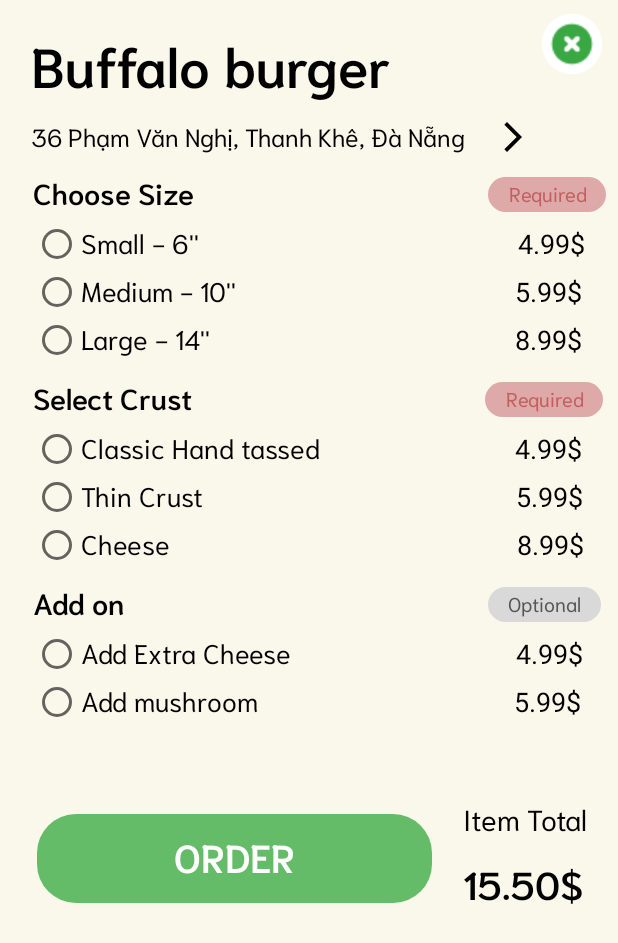
After one commit to baohng/baemax, an Android app: the Payfood screen opened directly, with no data from a screen before it, on a phone screen of 412 x 824 dp. The commit adds this screen. Shown: the top 943 px of the screen. Run offline under Robolectric (Android 15) with nearby library versions, the phone set to English and light mode, and no system bars; our stand-ins replace sdp/ssp sizes.

Commit message:
complete payfood ui activity

```diff
--- a/app/src/main/AndroidManifest.xml
+++ b/app/src/main/AndroidManifest.xml
@@ -14,6 +14,9 @@
         android:theme="@style/Theme.Baemax"
         tools:targetApi="31">
         <activity
+            android:name=".Payfood"
+            android:exported="false" />
+        <activity
             android:name=".MainActivity"
             android:exported="true">
             <intent-filter>
--- /dev/null
+++ b/app/src/main/java/ute/application/baemax/Payfood.java
@@ -0,0 +1,14 @@
+package ute.application.baemax;
+
+import androidx.appcompat.app.AppCompatActivity;
+
+import android.os.Bundle;
+
+public class Payfood extends AppCompatActivity {
+
+    @Override
+    protected void onCreate(Bundle savedInstanceState) {
+        super.onCreate(savedInstanceState);
+        setContentView(R.layout.activity_payfood);
+    }
+}
--- /dev/null
+++ b/app/src/main/res/drawable/bg_optional.xml
@@ -0,0 +1,8 @@
+<?xml version="1.0" encoding="utf-8"?>
+<shape
+    xmlns:android="http://schemas.android.com/apk/res/android"
+    android:shape="rectangle">
+
+    <solid android:color="#D9D9D9"/>
+    <corners android:radius="@dimen/_10sdp"/>
+</shape>
--- /dev/null
+++ b/app/src/main/res/drawable/bg_order_btn.xml
@@ -0,0 +1,8 @@
+<?xml version="1.0" encoding="utf-8"?>
+<shape
+    xmlns:android="http://schemas.android.com/apk/res/android"
+    android:shape="rectangle">
+
+    <solid android:color="#64BB68"/>
+    <corners android:radius="@dimen/_20sdp"/>
+</shape>
--- /dev/null
+++ b/app/src/main/res/drawable/bg_required.xml
@@ -0,0 +1,7 @@
+<?xml version="1.0" encoding="utf-8"?>
+<shape xmlns:android="http://schemas.android.com/apk/res/android"
+    android:shape="rectangle">
+
+    <solid android:color="#DEA9A9"/>
+    <corners android:radius="@dimen/_10sdp"/>
+</shape>
--- /dev/null
+++ b/app/src/main/res/drawable/ic_arrow.xml
@@ -0,0 +1,5 @@
+<vector android:autoMirrored="true" android:height="24dp"
+    android:tint="#000000" android:viewportHeight="24"
+    android:viewportWidth="24" android:width="24dp" xmlns:android="http://schemas.android.com/apk/res/android">
+    <path android:fillColor="@android:color/white" android:pathData="M6.23,20.23l1.77,1.77l10,-10l-10,-10l-1.77,1.77l8.23,8.23z"/>
+</vector>
--- /dev/null
+++ b/app/src/main/res/layout/activity_payfood.xml
@@ -0,0 +1,460 @@
+<?xml version="1.0" encoding="utf-8"?>
+<androidx.constraintlayout.widget.ConstraintLayout xmlns:android="http://schemas.android.com/apk/res/android"
+    xmlns:app="http://schemas.android.com/apk/res-auto"
+    xmlns:tools="http://schemas.android.com/tools"
+    android:layout_width="match_parent"
+    android:layout_height="match_parent"
+    tools:context=".Payfood"
+    android:background="#FAF8EB">
+
+    <ImageView
+        android:id="@+id/iconCancel"
+        android:layout_width="wrap_content"
+        android:layout_height="wrap_content"
+        android:src="@drawable/ic_cancel"
+        app:layout_constraintTop_toTopOf="parent"
+        app:layout_constraintRight_toRightOf="parent"
+        android:layout_marginTop="@dimen/_7sdp"
+        android:layout_marginEnd="@dimen/_8sdp"/>
+
+    <TextView
+        android:id="@+id/textViewItemSelected"
+        android:layout_width="wrap_content"
+        android:layout_height="wrap_content"
+        android:text="Buffalo burger"
+        android:textColor="#000000"
+        android:fontFamily="@font/niramit_semibold"
+        android:textSize="@dimen/_28sdp"
+        app:layout_constraintStart_toStartOf="parent"
+        app:layout_constraintTop_toTopOf="parent"
+        android:layout_marginStart="@dimen/_16sdp"
+        android:layout_marginTop="@dimen/_10sdp"/>
+
+    <LinearLayout
+        android:id="@+id/layoutAddress"
+        android:layout_width="match_parent"
+        android:layout_height="wrap_content"
+        app:layout_constraintTop_toBottomOf="@id/textViewItemSelected"
+        app:layout_constraintStart_toStartOf="parent"
+        android:orientation="horizontal">
+        <TextView
+            android:layout_width="wrap_content"
+            android:layout_height="wrap_content"
+            android:text="36 Phạm Văn Nghị, Thanh Khê, Đà Nẵng"
+            app:layout_constraintStart_toStartOf="parent"
+            app:layout_constraintTop_toBottomOf="parent"
+            android:textColor="@color/black"
+            android:textSize="@dimen/_13sdp"
+            android:fontFamily="@font/niramit_regular"
+            android:layout_marginStart="@dimen/_16sdp"/>
+        <ImageView
+            android:layout_width="wrap_content"
+            android:layout_height="wrap_content"
+            android:src="@drawable/ic_arrow"
+            android:layout_gravity="center"
+            android:layout_marginStart="@dimen/_15sdp"
+            />
+    </LinearLayout>
+
+
+    <LinearLayout
+        android:id="@+id/layoutPayfoodFeatures1"
+        android:layout_width="match_parent"
+        android:layout_height="wrap_content"
+        android:gravity="center_vertical"
+        android:orientation="vertical"
+        app:layout_constraintTop_toBottomOf="@+id/layoutAddress"
+        app:layout_constraintStart_toStartOf="parent"
+        android:layout_marginTop="@dimen/_5sdp"
+        android:layout_marginStart="@dimen/_5sdp"
+        android:layout_marginEnd="@dimen/_5sdp">
+
+        <LinearLayout
+            android:id="@+id/layoutOption1"
+            android:layout_width="match_parent"
+            android:layout_height="wrap_content"
+            android:orientation="horizontal"
+            android:gravity="center_vertical"
+            android:layout_marginStart="@dimen/_12sdp">
+
+            <TextView
+                android:layout_width="wrap_content"
+                android:layout_height="wrap_content"
+                android:text="Choose Size"
+                android:textColor="@color/black"
+                android:fontFamily="@font/niramit_semibold"
+                android:textSize="@dimen/_15sdp"
+                />
+
+            <TextView
+                android:layout_width="wrap_content"
+                android:layout_height="wrap_content"
+                android:text="Required"
+                android:background="@drawable/bg_required"
+                android:paddingStart="@dimen/_10sdp"
+                android:paddingEnd="@dimen/_10sdp"
+                android:textAlignment="center"
+                android:gravity="center"
+                android:textSize="@dimen/_10sdp"
+                android:fontFamily="@font/niramit_regular"
+                android:layout_marginStart="@dimen/_150sdp"
+                android:textColor="#C35E5E"/>
+
+        </LinearLayout>
+
+        <LinearLayout
+            android:layout_width="match_parent"
+            android:layout_height="wrap_content"
+            android:orientation="horizontal"
+            android:gravity="center_vertical"
+            android:layout_marginStart="@dimen/_12sdp">
+
+            <RadioButton
+                android:layout_width="wrap_content"
+                android:layout_height="wrap_content"
+                android:text="Small - 6'' "
+                android:textSize="@dimen/_14sdp"
+                android:fontFamily="@font/niramit_regular"
+                />
+
+            <TextView
+                android:layout_width="wrap_content"
+                android:layout_height="wrap_content"
+                android:text="4.99$"
+                android:textSize="@dimen/_14sdp"
+                android:textColor="@color/black"
+                android:layout_marginStart="@dimen/_160sdp"
+                />
+        </LinearLayout>
+
+        <LinearLayout
+            android:layout_width="match_parent"
+            android:layout_height="wrap_content"
+            android:orientation="horizontal"
+            android:gravity="center_vertical"
+            android:layout_marginStart="@dimen/_12sdp">
+
+            <RadioButton
+                android:layout_width="wrap_content"
+                android:layout_height="wrap_content"
+                android:text="Medium - 10'' "
+                android:textSize="@dimen/_14sdp"
+                android:fontFamily="@font/niramit_regular"
+                />
+
+            <TextView
+                android:layout_width="wrap_content"
+                android:layout_height="wrap_content"
+                android:text="5.99$"
+                android:textSize="@dimen/_14sdp"
+                android:textColor="@color/black"
+                android:layout_marginStart="@dimen/_139sdp"
+                />
+        </LinearLayout>
+
+        <LinearLayout
+            android:layout_width="match_parent"
+            android:layout_height="wrap_content"
+            android:orientation="horizontal"
+            android:gravity="center_vertical"
+            android:layout_marginStart="@dimen/_12sdp">
+
+            <RadioButton
+                android:layout_width="wrap_content"
+                android:layout_height="wrap_content"
+                android:text="Large - 14'' "
+                android:textSize="@dimen/_14sdp"
+                android:fontFamily="@font/niramit_regular"
+                />
+
+            <TextView
+                android:layout_width="wrap_content"
+                android:layout_height="wrap_content"
+                android:text="8.99$"
+                android:textSize="@dimen/_14sdp"
+                android:textColor="@color/black"
+                android:layout_marginStart="@dimen/_153sdp"
+                />
+        </LinearLayout>
+
+
+    </LinearLayout>
+    <LinearLayout
+        android:id="@+id/layoutPayfoodFeatures2"
+        android:layout_width="match_parent"
+        android:layout_height="wrap_content"
+        android:gravity="center_vertical"
+        android:orientation="vertical"
+        app:layout_constraintTop_toBottomOf="@+id/layoutPayfoodFeatures1"
+        app:layout_constraintStart_toStartOf="parent"
+        android:layout_marginTop="@dimen/_5sdp"
+        android:layout_marginStart="@dimen/_5sdp"
+        android:layout_marginEnd="@dimen/_5sdp">
+
+        <LinearLayout
+            android:id="@+id/layoutOption"
+            android:layout_width="match_parent"
+            android:layout_height="wrap_content"
+            android:orientation="horizontal"
+            android:gravity="center_vertical"
+            android:layout_marginStart="@dimen/_12sdp">
+
+            <TextView
+                android:layout_width="wrap_content"
+                android:layout_height="wrap_content"
+                android:text="Select Crust"
+                android:textColor="@color/black"
+                android:fontFamily="@font/niramit_semibold"
+                android:textSize="@dimen/_15sdp"
+                />
+
+            <TextView
+                android:layout_width="wrap_content"
+                android:layout_height="wrap_content"
+                android:text="Required"
+                android:background="@drawable/bg_required"
+                android:paddingStart="@dimen/_10sdp"
+                android:paddingEnd="@dimen/_10sdp"
+                android:textAlignment="center"
+                android:gravity="center"
+                android:textSize="@dimen/_10sdp"
+                android:fontFamily="@font/niramit_regular"
+                android:layout_marginStart="@dimen/_150sdp"
+                android:textColor="#C35E5E"/>
+
+        </LinearLayout>
+
+        <LinearLayout
+            android:layout_width="match_parent"
+            android:layout_height="wrap_content"
+            android:orientation="horizontal"
+            android:gravity="center_vertical"
+            android:layout_marginStart="@dimen/_12sdp">
+
+            <RadioButton
+                android:layout_width="wrap_content"
+                android:layout_height="wrap_content"
+                android:text="Classic Hand tassed"
+                android:textSize="@dimen/_14sdp"
+                android:fontFamily="@font/niramit_regular"
+                />
+
+            <TextView
+                android:layout_width="wrap_content"
+                android:layout_height="wrap_content"
+                android:text="4.99$"
+                android:textSize="@dimen/_14sdp"
+                android:textColor="@color/black"
+                android:layout_marginStart="@dimen/_100sdp"
+                />
+        </LinearLayout>
+
+        <LinearLayout
+            android:layout_width="match_parent"
+            android:layout_height="wrap_content"
+            android:orientation="horizontal"
+            android:gravity="center_vertical"
+            android:layout_marginStart="@dimen/_12sdp">
+
+            <RadioButton
+                android:layout_width="wrap_content"
+                android:layout_height="wrap_content"
+                android:text="Thin Crust"
+                android:textSize="@dimen/_14sdp"
+                android:fontFamily="@font/niramit_regular"
+                />
+
+            <TextView
+                android:layout_width="wrap_content"
+                android:layout_height="wrap_content"
+                android:text="5.99$"
+                android:textSize="@dimen/_14sdp"
+                android:textColor="@color/black"
+                android:layout_marginStart="@dimen/_160sdp"
+                />
+        </LinearLayout>
+
+        <LinearLayout
+            android:layout_width="match_parent"
+            android:layout_height="wrap_content"
+            android:orientation="horizontal"
+            android:gravity="center_vertical"
+            android:layout_marginStart="@dimen/_12sdp">
+
+            <RadioButton
+                android:layout_width="wrap_content"
+                android:layout_height="wrap_content"
+                android:text="Cheese"
+                android:textSize="@dimen/_14sdp"
+                android:fontFamily="@font/niramit_regular"
+                />
+
+            <TextView
+                android:layout_width="wrap_content"
+                android:layout_height="wrap_content"
+                android:text="8.99$"
+                android:textSize="@dimen/_14sdp"
+                android:textColor="@color/black"
+                android:layout_marginStart="@dimen/_178sdp"
+                />
+        </LinearLayout>
+
+
+    </LinearLayout>
+    <LinearLayout
+        android:id="@+id/layoutPayfoodFeatures3"
+        android:layout_width="match_parent"
+        android:layout_height="wrap_content"
+        android:gravity="center_vertical"
+        android:orientation="vertical"
+        app:layout_constraintTop_toBottomOf="@+id/layoutPayfoodFeatures2"
+        app:layout_constraintStart_toStartOf="parent"
+        android:layout_marginTop="@dimen/_5sdp"
+        android:layout_marginStart="@dimen/_5sdp"
+        android:layout_marginEnd="@dimen/_5sdp">
+
+        <LinearLayout
+            android:id="@+id/layoutOption3"
+            android:layout_width="match_parent"
+            android:layout_height="wrap_content"
+            android:orientation="horizontal"
+            android:gravity="center_vertical"
+            android:layout_marginStart="@dimen/_12sdp">
+
+            <TextView
+                android:layout_width="wrap_content"
+                android:layout_height="wrap_content"
+                android:text="Add on"
+                android:textColor="@color/black"
+                android:fontFamily="@font/niramit_semibold"
+                android:textSize="@dimen/_15sdp"
+                />
+
+            <TextView
+                android:layout_width="wrap_content"
+                android:layout_height="wrap_content"
+                android:text="Optional"
+                android:background="@drawable/bg_optional"
+                android:paddingStart="@dimen/_10sdp"
+                android:paddingEnd="@dimen/_10sdp"
+                android:textAlignment="center"
+                android:gravity="center"
+                android:textSize="@dimen/_10sdp"
+                android:fontFamily="@font/niramit_regular"
+                android:layout_marginStart="@dimen/_186sdp"
+                android:textColor="#575454"/>
+
+        </LinearLayout>
+
+        <LinearLayout
+            android:layout_width="match_parent"
+            android:layout_height="wrap_content"
+            android:orientation="horizontal"
+            android:gravity="center_vertical"
+            android:layout_marginStart="@dimen/_12sdp">
+
+            <RadioButton
+                android:layout_width="wrap_content"
+                android:layout_height="wrap_content"
+                android:text="Add Extra Cheese"
+                android:textSize="@dimen/_14sdp"
+                android:fontFamily="@font/niramit_regular"
+                />
+
+            <TextView
+                android:layout_width="wrap_content"
+                android:layout_height="wrap_content"
+                android:text="4.99$"
+                android:textSize="@dimen/_14sdp"
+                android:textColor="@color/black"
+                android:layout_marginStart="@dimen/_115sdp"
+                />
+        </LinearLayout>
+
+        <LinearLayout
+            android:layout_width="match_parent"
+            android:layout_height="wrap_content"
+            android:orientation="horizontal"
+            android:gravity="center_vertical"
+            android:layout_marginStart="@dimen/_12sdp">
+
+            <RadioButton
+                android:layout_width="wrap_content"
+                android:layout_height="wrap_content"
+                android:text="Add mushroom"
+                android:textSize="@dimen/_14sdp"
+                android:fontFamily="@font/niramit_regular"
+                />
+
+            <TextView
+                android:layout_width="wrap_content"
+                android:layout_height="wrap_content"
+                android:text="5.99$"
+                android:textSize="@dimen/_14sdp"
+                android:textColor="@color/black"
+                android:layout_marginStart="@dimen/_131sdp"
+                />
+        </LinearLayout>
+
+    </LinearLayout>
+
+    <androidx.constraintlayout.widget.ConstraintLayout
+        android:layout_width="match_parent"
+        android:layout_height="wrap_content"
+        app:layout_constraintTop_toBottomOf="@id/layoutPayfoodFeatures3"
+        app:layout_constraintStart_toStartOf="parent"
+        android:layout_marginStart="@dimen/_5sdp"
+        android:layout_marginEnd="@dimen/_5sdp"
+        android:layout_marginTop="@dimen/_20sdp">
+
+        <Button
+            android:id="@+id/buttonOrder"
+            android:layout_width="wrap_content"
+            android:layout_height="wrap_content"
+            android:layout_marginStart="@dimen/_14sdp"
+            android:layout_marginTop="@dimen/_25sdp"
+            android:layout_marginBottom="@dimen/_19sdp"
+            android:background="@drawable/bg_order_btn"
+            android:fontFamily="@font/niramit_semibold"
+            android:paddingStart="@dimen/_70sdp"
+            android:paddingEnd="@dimen/_70sdp"
+            android:paddingTop="@dimen/_5sdp"
+            android:paddingBottom="@dimen/_5sdp"
+            android:text="ORDER"
+            android:textSize="@dimen/_20sdp"
+            android:textColor="@color/white"
+            app:layout_constraintBottom_toBottomOf="parent"
+            app:layout_constraintStart_toStartOf="parent"
+            app:layout_constraintTop_toTopOf="parent" />
+
+        <TextView
+            android:id="@+id/textViewTotal"
+            android:layout_width="wrap_content"
+            android:layout_height="wrap_content"
+            android:text="Item Total"
+            android:textSize="@dimen/_15sdp"
+            android:fontFamily="@font/niramit_regular"
+            android:textColor="@color/black"
+            app:layout_constraintStart_toEndOf="@+id/buttonOrder"
+            app:layout_constraintTop_toTopOf="parent"
+            android:layout_marginTop="@dimen/_16sdp"
+            android:layout_marginStart="@dimen/_16sdp"
+            />
+
+        <TextView
+            android:id="@+id/textViewTotalMoneyPay"
+            android:layout_width="wrap_content"
+            android:layout_height="wrap_content"
+            android:text="15.50$"
+            android:textSize="@dimen/_20sdp"
+            android:fontFamily="@font/niramit_semibold"
+            android:textColor="@color/black"
+            app:layout_constraintStart_toEndOf="@+id/buttonOrder"
+            app:layout_constraintTop_toBottomOf="@+id/textViewTotal"
+            android:layout_marginTop="@dimen/_3sdp"
+            android:layout_marginStart="@dimen/_16sdp"
+            />
+
+    </androidx.constraintlayout.widget.ConstraintLayout>
+
+</androidx.constraintlayout.widget.ConstraintLayout>
--- a/app/src/main/res/values/colors.xml
+++ b/app/src/main/res/values/colors.xml
@@ -7,4 +7,5 @@
     <color name="teal_700">#FF018786</color>
     <color name="black">#FF000000</color>
     <color name="white">#FFFFFFFF</color>
+    <color name="textColor">#3BAA44</color>
 </resources>
```
Also changed, not shown: app/src/main/res/drawable/ic_cancel.png (added), app/src/main/res/drawable/ic_go_next.png (added), app/src/main/res/font/inter_regular.ttf (added), app/src/main/res/font/niramit_regular.ttf (added), app/src/main/res/font/niramit_semibold.ttf (added).
